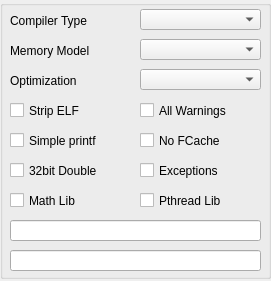
parallaxinc/SimpleIDE, file propside/project.ui: the form before one commit.
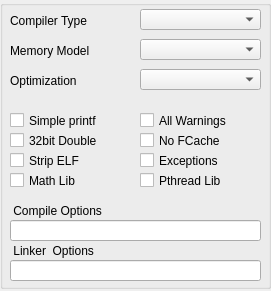
The form after the commit.

What changed in the file:
```diff
--- a/propside/project.ui
+++ b/propside/project.ui
@@ -7,13 +7,13 @@
     <x>0</x>
     <y>0</y>
     <width>271</width>
-    <height>281</height>
+    <height>291</height>
    </rect>
   </property>
   <property name="maximumSize">
    <size>
     <width>16777215</width>
-    <height>281</height>
+    <height>291</height>
    </size>
   </property>
   <property name="windowTitle">
@@ -25,7 +25,7 @@
      <x>0</x>
      <y>0</y>
      <width>271</width>
-     <height>279</height>
+     <height>289</height>
     </rect>
    </property>
    <property name="autoFillBackground">
@@ -41,7 +41,7 @@
     <property name="geometry">
      <rect>
       <x>140</x>
-      <y>160</y>
+      <y>150</y>
       <width>121</width>
       <height>21</height>
      </rect>
@@ -112,7 +112,7 @@
     <property name="geometry">
      <rect>
       <x>140</x>
-      <y>190</y>
+      <y>170</y>
       <width>121</width>
       <height>21</height>
      </rect>
@@ -128,7 +128,7 @@
     <property name="geometry">
      <rect>
       <x>140</x>
-      <y>100</y>
+      <y>110</y>
       <width>121</width>
       <height>21</height>
      </rect>
@@ -144,7 +144,7 @@
     <property name="geometry">
      <rect>
       <x>10</x>
-      <y>250</y>
+      <y>260</y>
       <width>251</width>
       <height>21</height>
      </rect>
@@ -170,7 +170,7 @@
     <property name="geometry">
      <rect>
       <x>10</x>
-      <y>160</y>
+      <y>130</y>
       <width>131</width>
       <height>21</height>
      </rect>
@@ -225,7 +225,7 @@
     <property name="geometry">
      <rect>
       <x>10</x>
-      <y>130</y>
+      <y>110</y>
       <width>131</width>
       <height>21</height>
      </rect>
@@ -241,7 +241,7 @@
     <property name="geometry">
      <rect>
       <x>10</x>
-      <y>100</y>
+      <y>150</y>
       <width>131</width>
       <height>21</height>
      </rect>
@@ -257,7 +257,7 @@
     <property name="geometry">
      <rect>
       <x>10</x>
-      <y>190</y>
+      <y>170</y>
       <width>131</width>
       <height>21</height>
      </rect>
@@ -269,6 +269,50 @@
      <string>Math Lib</string>
     </property>
    </widget>
+   <widget class="QLabel" name="labelLinkOptions">
+    <property name="geometry">
+     <rect>
+      <x>10</x>
+      <y>240</y>
+      <width>101</width>
+      <height>21</height>
+     </rect>
+    </property>
+    <property name="text">
+     <string> Linker  Options</string>
+    </property>
+   </widget>
+   <widget class="QLabel" name="label">
+    <property name="geometry">
+     <rect>
+      <x>10</x>
+      <y>200</y>
+      <width>101</width>
+      <height>21</height>
+     </rect>
+    </property>
+    <property name="text">
+     <string> Compile Options</string>
+    </property>
+   </widget>
+   <zorder>labelLinkOptions</zorder>
+   <zorder>label</zorder>
+   <zorder>checkBoxExceptions</zorder>
+   <zorder>comboBoxMemoryMode</zorder>
+   <zorder>comboBoxOptimization</zorder>
+   <zorder>checkBoxNoFcache</zorder>
+   <zorder>checkBoxPthreadLib</zorder>
+   <zorder>checkBoxWarnAll</zorder>
+   <zorder>labelmem</zorder>
+   <zorder>checkBox32bitDouble</zorder>
+   <zorder>labelcompiler</zorder>
+   <zorder>comboBoxCompiler</zorder>
+   <zorder>labelOptimization</zorder>
+   <zorder>checkBoxSimplePrintf</zorder>
+   <zorder>checkBoxStripELF</zorder>
+   <zorder>checkBoxMathlib</zorder>
+   <zorder>lineEditCompOptions</zorder>
+   <zorder>lineEditLinkOptions</zorder>
   </widget>
  </widget>
  <resources/>
```
Left out of the diff: 7 changed lines with no effect on the pictures.
